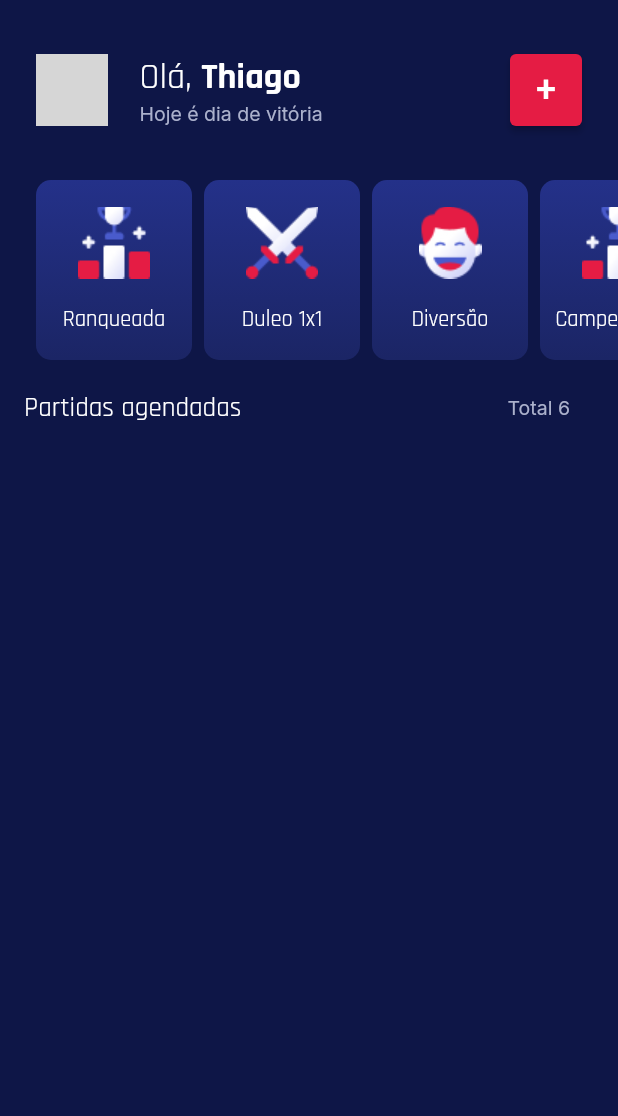
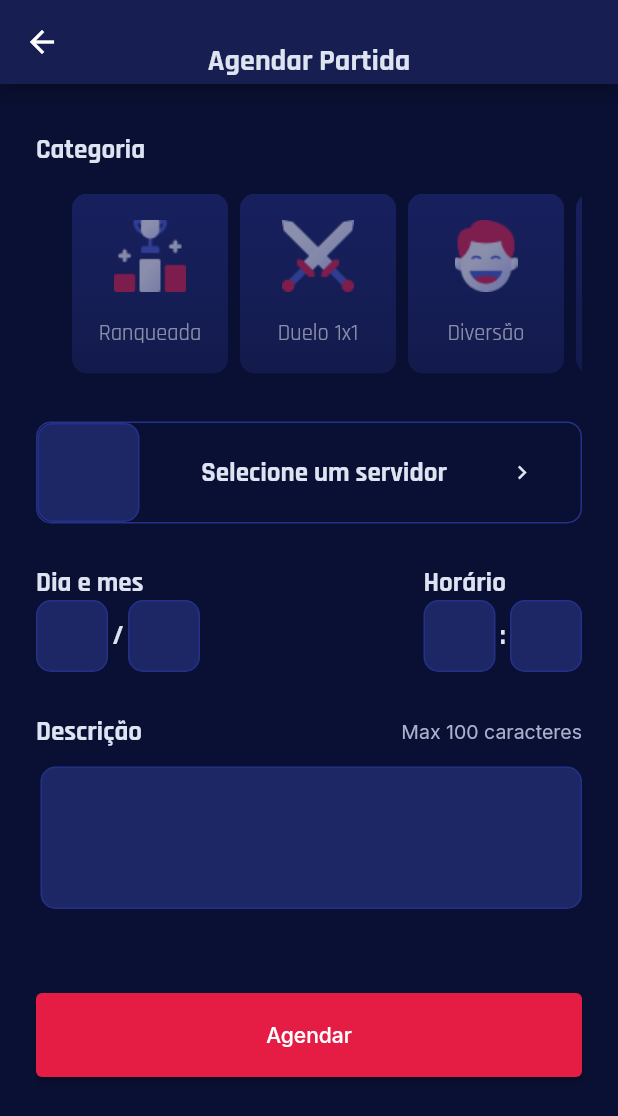
Before and after one commit to victoraaquino/gamplay-app-uninove, a Flutter app: the Home screen opened directly, after a tap on an icon or button, on a phone screen of 412 x 824 dp. Shown: the top 1116 px of the screen. Run offline on Flutter 3.47's test engine with Material 2 defaults, Android fonts, the phone set to English and light mode, and no system bars; our stand-ins replace google_fonts, webview_flutter; grey boxes are pictures that could not be loaded.

Commit message:
tela de agendar partida

```diff
--- a/lib/components/category.component.dart
+++ b/lib/components/category.component.dart
@@ -1,8 +1,11 @@
 import 'package:flutter/material.dart';
+import 'package:gameplayapp/enum/categorias.enum.dart';
 import 'package:google_fonts/google_fonts.dart';
 
 class Category extends StatefulWidget {
-  const Category({super.key});
+  final bool editMode;
+
+  const Category({super.key, this.editMode = false});
 
   @override
   State<Category> createState() => _CategoryState();
@@ -15,22 +18,26 @@ class _CategoryState extends State<Category> {
       scrollDirection: Axis.horizontal,
       padding: const EdgeInsets.only(left: 24.0, right: 16.0),
       child: Row(
-        children: const [
+        children: [
           CardCategory(
             image: 'ranked.png',
-            categoryName: 'Ranqueada',
+            categoryName: Categorias.ranqueada,
+            editMode: widget.editMode,
           ),
           CardCategory(
             image: 'x1.png',
-            categoryName: 'Duleo 1x1',
+            categoryName: Categorias.x1,
+            editMode: widget.editMode,
           ),
           CardCategory(
             image: 'casual.png',
-            categoryName: 'Diversão',
+            categoryName: Categorias.casual,
+            editMode: widget.editMode,
           ),
           CardCategory(
             image: 'ranked.png',
-            categoryName: 'Campeonatos',
+            categoryName: Categorias.campeonatos,
+            editMode: widget.editMode,
           ),
         ],
       ),
@@ -39,19 +46,24 @@ class _CategoryState extends State<Category> {
 }
 
 class CardCategory extends StatefulWidget {
-  const CardCategory(
-      {super.key, required this.image, required this.categoryName});
-
   final String image;
   final String categoryName;
+  final bool editMode;
+
+  const CardCategory(
+      {super.key,
+      required this.image,
+      required this.categoryName,
+      this.editMode = false});
 
   @override
   State<CardCategory> createState() => _CardCategoryState();
 }
 
 class _CardCategoryState extends State<CardCategory> {
-  @override
-  Widget build(BuildContext context) {
+  bool selecionado = false;
+
+  Widget retornaItemNormal() {
     return Container(
       width: 104,
       height: 120,
@@ -83,4 +95,53 @@ class _CardCategoryState extends State<CardCategory> {
       ),
     );
   }
+
+  Widget retornaItemSelecionavel() {
+    return GestureDetector(
+      onTap: () {
+        setState(() {
+          selecionado = !selecionado;
+        });
+      },
+      child: Container(
+        width: 104,
+        height: 120,
+        margin: const EdgeInsets.only(right: 8.0),
+        decoration: BoxDecoration(
+          gradient: LinearGradient(
+              begin: Alignment.topCenter,
+              end: Alignment.bottomCenter,
+              colors: [
+                const Color(0xff243189).withOpacity(selecionado ? 1 : 0.5),
+                const Color(0xff1B2565).withOpacity(selecionado ? 1 : 0.5)
+              ]),
+          borderRadius: BorderRadius.circular(10),
+        ),
+        child: Column(
+          mainAxisAlignment: MainAxisAlignment.spaceEvenly,
+          crossAxisAlignment: CrossAxisAlignment.center,
+          children: [
+            Image(
+              width: 48.0,
+              height: 48.0,
+              image: AssetImage("assets/categories/${widget.image}"),
+              opacity: AlwaysStoppedAnimation(selecionado ? 1 : 0.5),
+            ),
+            Text(
+              widget.categoryName,
+              style: GoogleFonts.rajdhani(
+                color: Colors.white.withOpacity(selecionado ? 1 : 0.5),
+                fontSize: 15.0,
+              ),
+            )
+          ],
+        ),
+      ),
+    );
+  }
+
+  @override
+  Widget build(BuildContext context) {
+    return widget.editMode ? retornaItemSelecionavel() : retornaItemNormal();
+  }
 }
--- a/lib/components/toolbox.component.dart
+++ b/lib/components/toolbox.component.dart
@@ -1,4 +1,5 @@
 import 'package:flutter/material.dart';
+import 'package:gameplayapp/pages/agendarPartida.page.dart';
 import 'package:google_fonts/google_fonts.dart';
 
 class Toolbox extends StatefulWidget {
@@ -68,7 +69,12 @@ class _ToolboxState extends State<Toolbox> {
           width: 48.0,
           height: 48.0,
           child: ElevatedButton(
-            onPressed: () {},
+            onPressed: () {
+              Navigator.push(
+                  context,
+                  MaterialPageRoute(
+                      builder: (context) => const AgendarPartida()));
+            },
             style: ElevatedButton.styleFrom(
               backgroundColor: const Color(0xffE51C44),
             ),
--- /dev/null
+++ b/lib/enum/categorias.enum.dart
@@ -0,0 +1,6 @@
+class Categorias {
+  static String get ranqueada => "Ranqueada";
+  static String get x1 => "Duelo 1x1";
+  static String get casual => "Diversão";
+  static String get campeonatos => "Campeonatos";
+}
--- /dev/null
+++ b/lib/pages/agendarPartida.page.dart
@@ -0,0 +1,415 @@
+import 'package:flutter/material.dart';
+import 'package:gameplayapp/components/category.component.dart';
+import 'package:google_fonts/google_fonts.dart';
+
+class Servidor {
+  int id;
+  String nome;
+  String cargo;
+  String imagem;
+
+  Servidor(
+      {required this.id,
+      required this.nome,
+      required this.cargo,
+      required this.imagem});
+}
+
+class AgendarPartida extends StatefulWidget {
+  const AgendarPartida({super.key});
+
+  @override
+  State<AgendarPartida> createState() => _AgendarPartidaState();
+}
+
+class _AgendarPartidaState extends State<AgendarPartida> {
+  List<Servidor> listaServidores = [];
+  Servidor servidorSelecionado =
+      Servidor(cargo: "", id: 0, imagem: "", nome: "");
+
+  void carregaServidores() {
+    setState(() {
+      //TODO: deve buscar na api os servidores e carregar eles aqui
+      listaServidores = [];
+      Servidor servidor = Servidor(
+          cargo: 'Convidado',
+          id: 1,
+          imagem: 'assets/himeko.png',
+          nome: 'Fãs da Himeko');
+      listaServidores.add(servidor);
+    });
+  }
+
+  @override
+  Widget build(BuildContext context) {
+    carregaServidores();
+
+    return Scaffold(
+      appBar: AppBar(
+        flexibleSpace: Container(
+          alignment: Alignment.center,
+          padding: const EdgeInsets.only(top: 25.0),
+          color: const Color(0xff171F52),
+          child: Text(
+            'Agendar Partida',
+            style: GoogleFonts.rajdhani(
+              fontSize: 20.0,
+              fontWeight: FontWeight.bold,
+              color: const Color(0xffDDE3F0),
+            ),
+          ),
+        ),
+      ),
+      body: Container(
+        width: double.infinity,
+        color: const Color(0xff0A1033),
+        padding: const EdgeInsets.only(top: 32, left: 24, right: 24),
+        child: Column(
+          mainAxisAlignment: MainAxisAlignment.start,
+          crossAxisAlignment: CrossAxisAlignment.start,
+          children: [
+            Text(
+              'Categoria',
+              style: GoogleFonts.rajdhani(
+                fontSize: 18,
+                fontWeight: FontWeight.bold,
+                color: const Color(0xffDDE3F0),
+              ),
+            ),
+            const SizedBox(height: 18),
+            const Category(editMode: true),
+            const SizedBox(height: 32),
+            GestureDetector(
+              onTap: () async {
+                print(listaServidores);
+                Servidor servidorSelecionado =
+                    await showModalBottomSheet<Servidor>(
+                  context: context,
+                  backgroundColor: const Color(0xff0E1647),
+                  builder: (BuildContext context) {
+                    return ListView.builder(
+                      itemCount: listaServidores.length,
+                      itemBuilder: (context, index) {
+                        return CardServidor(
+                          cargo: listaServidores[index].cargo,
+                          imagem: listaServidores[index].imagem,
+                          nome: listaServidores[index].nome,
+                          id: listaServidores[index].id,
+                        );
+                      },
+                    );
+                  },
+                ) as Servidor;
+
+                setState(() {
+                  this.servidorSelecionado = servidorSelecionado;
+                });
+              },
+              child: Container(
+                width: double.infinity,
+                height: 68,
+                decoration: BoxDecoration(
+                  border: Border.all(
+                    color: const Color(0xff243189),
+                  ),
+                  borderRadius: BorderRadius.circular(10),
+                ),
+                padding: const EdgeInsets.only(right: 30),
+                child: Row(
+                  mainAxisAlignment: MainAxisAlignment.spaceBetween,
+                  children: [
+                    Container(
+                      width: 68,
+                      height: 68,
+                      decoration: servidorSelecionado.imagem != ""
+                          ? BoxDecoration(
+                              border: Border.all(
+                                color: const Color(0xff243189),
+                              ),
+                              borderRadius: BorderRadius.circular(10),
+                              color: const Color(0xff1D2766),
+                              image: DecorationImage(
+                                image: AssetImage(servidorSelecionado.imagem),
+                                fit: BoxFit.cover,
+                                opacity:
+                                    servidorSelecionado.imagem != "" ? 1 : 0,
+                              ),
+                            )
+                          : BoxDecoration(
+                              border: Border.all(
+                                color: const Color(0xff243189),
+                              ),
+                              borderRadius: BorderRadius.circular(10),
+                              color: const Color(0xff1D2766),
+                            ),
+                    ),
+                    Text(
+                      servidorSelecionado.nome != ""
+                          ? servidorSelecionado.nome
+                          : 'Selecione um servidor',
+                      style: GoogleFonts.rajdhani(
+                        fontSize: 18,
+                        fontWeight: FontWeight.bold,
+                        color: const Color(0xffDDE3F0),
+                      ),
+                    ),
+                    const Icon(
+                      Icons.chevron_right,
+                      color: Color(0xffDDE3F0),
+                      size: 18,
+                    )
+                  ],
+                ),
+              ),
+            ),
+            const SizedBox(height: 28),
+            Row(
+              mainAxisAlignment: MainAxisAlignment.spaceBetween,
+              children: [
+                Column(
+                  crossAxisAlignment: CrossAxisAlignment.start,
+                  children: [
+                    Text(
+                      'Dia e mes',
+                      style: GoogleFonts.rajdhani(
+                        fontSize: 18,
+                        fontWeight: FontWeight.bold,
+                        color: const Color(0xffDDE3F0),
+                      ),
+                    ),
+                    Row(
+                      children: [
+                        Container(
+                          width: 48,
+                          height: 48,
+                          margin: const EdgeInsets.only(right: 3),
+                          decoration: BoxDecoration(
+                            border: Border.all(
+                              color: const Color(0xff243189),
+                            ),
+                            borderRadius: BorderRadius.circular(10),
+                            color: const Color(0xff1D2766),
+                          ),
+                        ),
+                        Text(
+                          '/',
+                          style: GoogleFonts.rajdhani(
+                            fontSize: 18,
+                            fontWeight: FontWeight.bold,
+                            color: const Color(0xffDDE3F0),
+                          ),
+                        ),
+                        Container(
+                          width: 48,
+                          height: 48,
+                          margin: const EdgeInsets.only(left: 3),
+                          decoration: BoxDecoration(
+                            border: Border.all(
+                              color: const Color(0xff243189),
+                            ),
+                            borderRadius: BorderRadius.circular(10),
+                            color: const Color(0xff1D2766),
+                          ),
+                        ),
+                      ],
+                    )
+                  ],
+                ),
+                Column(
+                  crossAxisAlignment: CrossAxisAlignment.start,
+                  children: [
+                    Text(
+                      'Horário',
+                      style: GoogleFonts.rajdhani(
+                        fontSize: 18,
+                        fontWeight: FontWeight.bold,
+                        color: const Color(0xffDDE3F0),
+                      ),
+                    ),
+                    Row(
+                      children: [
+                        Container(
+                          width: 48,
+                          height: 48,
+                          margin: const EdgeInsets.only(right: 3),
+                          decoration: BoxDecoration(
+                            border: Border.all(
+                              color: const Color(0xff243189),
+                            ),
+                            borderRadius: BorderRadius.circular(10),
+                            color: const Color(0xff1D2766),
+                          ),
+                        ),
+                        Text(
+                          ':',
+                          style: GoogleFonts.rajdhani(
+                            fontSize: 18,
+                            fontWeight: FontWeight.bold,
+                            color: const Color(0xffDDE3F0),
+                          ),
+                        ),
+                        Container(
+                          width: 48,
+                          height: 48,
+                          margin: const EdgeInsets.only(left: 3),
+                          decoration: BoxDecoration(
+                            border: Border.all(
+                              color: const Color(0xff243189),
+                            ),
+                            borderRadius: BorderRadius.circular(10),
+                            color: const Color(0xff1D2766),
+                          ),
+                        ),
+                      ],
+                    )
+                  ],
+                )
+              ],
+            ),
+            const SizedBox(height: 28),
+            Row(
+              mainAxisAlignment: MainAxisAlignment.spaceBetween,
+              children: [
+                Text(
+                  'Descrição',
+                  style: GoogleFonts.rajdhani(
+                    fontSize: 18,
+                    fontWeight: FontWeight.bold,
+                    color: const Color(0xffDDE3F0),
+                  ),
+                ),
+                Text(
+                  'Max 100 caracteres',
+                  style: GoogleFonts.inter(
+                    fontSize: 13,
+                    color: const Color(0xffABB1CC),
+                  ),
+                ),
+              ],
+            ),
+            const SizedBox(height: 12),
+            Container(
+              width: double.infinity,
+              height: 95,
+              margin: const EdgeInsets.only(left: 3),
+              decoration: BoxDecoration(
+                border: Border.all(
+                  color: const Color(0xff243189),
+                ),
+                borderRadius: BorderRadius.circular(10),
+                color: const Color(0xff1D2766),
+              ),
+            ),
+            const SizedBox(height: 56),
+            SizedBox(
+              width: double.infinity,
+              height: 56.0,
+              child: ElevatedButton(
+                onPressed: () {
+                  Navigator.pop(context);
+                },
+                style: ElevatedButton.styleFrom(
+                    padding: const EdgeInsets.all(0),
+                    backgroundColor: const Color(0xffE51C44)),
+                child: Text(
+                  'Agendar',
+                  style: GoogleFonts.inter(
+                    fontSize: 14.0,
+                    color: Colors.white,
+                    decoration: TextDecoration.none,
+                  ),
+                ),
+              ),
+            )
+          ],
+        ),
+      ),
+    );
+  }
+}
+
+class CardServidor extends StatefulWidget {
+  final String imagem;
+  final String nome;
+  final String cargo;
+  final int id;
+
+  const CardServidor(
+      {super.key,
+      required this.imagem,
+      required this.nome,
+      required this.cargo,
+      required this.id});
+
+  @override
+  State<CardServidor> createState() => _CardServidorState();
+}
+
+class _CardServidorState extends State<CardServidor> {
+  @override
+  Widget build(BuildContext context) {
+    return GestureDetector(
+      onTap: () {
+        Servidor servidorSelecionado = Servidor(
+            id: widget.id,
+            nome: widget.nome,
+            cargo: widget.cargo,
+            imagem: widget.imagem);
+        Navigator.pop(context, servidorSelecionado);
+      },
+      child: Container(
+        width: MediaQuery.of(context).size.width,
+        height: 80,
+        margin: const EdgeInsets.only(top: 20.0),
+        padding: const EdgeInsets.only(left: 24.0, right: 24.0, bottom: 10.0),
+        decoration: const BoxDecoration(
+          border: Border(
+            bottom: BorderSide(width: 2.0, color: Color(0xff1D2766)),
+          ),
+        ),
+        child: Row(
+          mainAxisAlignment: MainAxisAlignment.spaceBetween,
+          children: [
+            Container(
+              width: 64.0,
+              height: 68.0,
+              decoration: BoxDecoration(
+                borderRadius: BorderRadius.circular(8),
+                image: DecorationImage(
+                  image: AssetImage(widget.imagem),
+                  fit: BoxFit.cover,
+                ),
+              ),
+            ),
+            Column(
+              mainAxisAlignment: MainAxisAlignment.center,
+              crossAxisAlignment: CrossAxisAlignment.start,
+              children: [
+                Text(
+                  widget.nome,
+                  style: GoogleFonts.rajdhani(
+                    fontSize: 18,
+                    fontWeight: FontWeight.bold,
+                    color: const Color(0xffDDE3F0),
+                  ),
+                ),
+                Text(
+                  widget.cargo,
+                  style: GoogleFonts.inter(
+                    fontSize: 13,
+                    color: const Color(0xffABB1CC),
+                  ),
+                ),
+              ],
+            ),
+            const Icon(
+              Icons.chevron_right,
+              color: Color(0xffDDE3F0),
+              size: 18,
+            )
+          ],
+        ),
+      ),
+    );
+  }
+}
--- a/lib/pages/home.page.dart
+++ b/lib/pages/home.page.dart
@@ -1,6 +1,7 @@
 import 'package:flutter/material.dart';
 import 'package:gameplayapp/components/category.component.dart';
 import 'package:gameplayapp/components/toolbox.component.dart';
+import 'package:gameplayapp/enum/categorias.enum.dart';
 import 'package:google_fonts/google_fonts.dart';
 
 class Home extends StatefulWidget {
@@ -11,6 +12,8 @@ class Home extends StatefulWidget {
 }
 
 class _HomeState extends State<Home> {
+  bool opacidade = true;
+
   @override
   Widget build(BuildContext context) {
     return Scaffold(
@@ -31,9 +34,12 @@ class _HomeState extends State<Home> {
           children: [
             const Category(),
             const SizedBox(height: 20.0),
-            Container(
+            Expanded(
+              flex: 1,
+              child: Container(
                 padding: const EdgeInsets.only(right: 32.0, left: 16.0),
-              child: Column(children: [
+                child: Column(
+                  children: [
                     Row(
                       mainAxisAlignment: MainAxisAlignment.spaceBetween,
                       crossAxisAlignment: CrossAxisAlignment.center,
@@ -54,15 +60,20 @@ class _HomeState extends State<Home> {
                         ),
                       ],
                     ),
-                SingleChildScrollView(
-                  scrollDirection: Axis.vertical,
-                  child: Column(
-                    children: const [
-                      CardMatches(),
+                    const SizedBox(
+                      height: 24.0,
+                    ),
+                    CardMatches(
+                      isAnfitriao: true,
+                      tipoCategoria: Categorias.ranqueada,
+                    ),
+                    CardMatches(
+                      isAnfitriao: false,
+                      tipoCategoria: Categorias.casual,
+                    ),
                   ],
                 ),
               ),
-              ]),
             ),
           ],
         ),
@@ -72,7 +83,11 @@ class _HomeState extends State<Home> {
 }
 
 class CardMatches extends StatefulWidget {
-  const CardMatches({super.key});
+  final bool isAnfitriao;
+  final String tipoCategoria;
+
+  const CardMatches(
+      {super.key, required this.isAnfitriao, required this.tipoCategoria});
 
   @override
   State<CardMatches> createState() => _CardMatchesState();
@@ -82,7 +97,73 @@ class _CardMatchesState extends State<CardMatches> {
   @override
   Widget build(BuildContext context) {
     return Container(
-      color: Colors.amber,
+      width: MediaQuery.of(context).size.width,
+      height: 68.0,
+      margin: const EdgeInsets.only(bottom: 33.0),
+      child: Row(
+        children: [
+          Container(
+            width: 64.0,
+            height: 68.0,
+            decoration: BoxDecoration(
+              borderRadius: BorderRadius.circular(8),
+              image: const DecorationImage(
+                image: AssetImage('assets/himeko.png'),
+                fit: BoxFit.cover,
+              ),
+            ),
+          ),
+          Expanded(
+            flex: 1,
+            child: Container(
+              padding: const EdgeInsets.only(left: 20.0),
+              child: Column(
+                mainAxisAlignment: MainAxisAlignment.spaceAround,
+                children: [
+                  Row(
+                    crossAxisAlignment: CrossAxisAlignment.center,
+                    mainAxisAlignment: MainAxisAlignment.spaceBetween,
+                    children: [
+                      Text('Lendários',
+                          style: GoogleFonts.rajdhani(
+                            color: const Color(0xffDDE3F0),
+                            fontWeight: FontWeight.bold,
+                            fontSize: 18.0,
+                          )),
+                      Text(widget.tipoCategoria,
+                          style: GoogleFonts.rajdhani(
+                            color: const Color(0xffABB1CC),
+                            fontSize: 13.0,
+                          )),
+                    ],
+                  ),
+                  Row(
+                    crossAxisAlignment: CrossAxisAlignment.center,
+                    mainAxisAlignment: MainAxisAlignment.spaceBetween,
+                    children: [
+                      Text(
+                        '18/06 ás 21:00h',
+                        style: GoogleFonts.inter(
+                          color: const Color(0xffDDE3F0),
+                          fontSize: 13.0,
+                        ),
+                      ),
+                      Text(
+                        widget.isAnfitriao ? 'Anfitrião' : 'Visitante',
+                        style: GoogleFonts.inter(
+                          color: Color(
+                              widget.isAnfitriao ? 0xffE51C44 : 0xff32BD50),
+                          fontSize: 13.0,
+                        ),
+                      ),
+                    ],
+                  ),
+                ],
+              ),
+            ),
+          ),
+        ],
+      ),
     );
   }
 }
```
Lines whose indentation alone changed are shown as unchanged.
